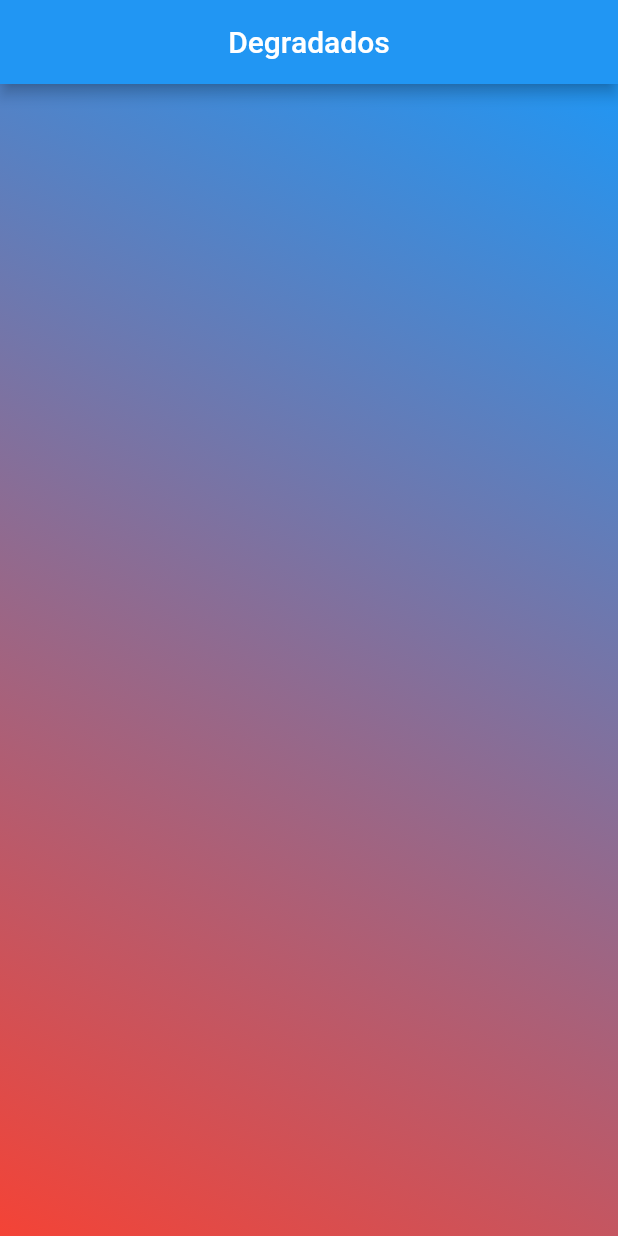
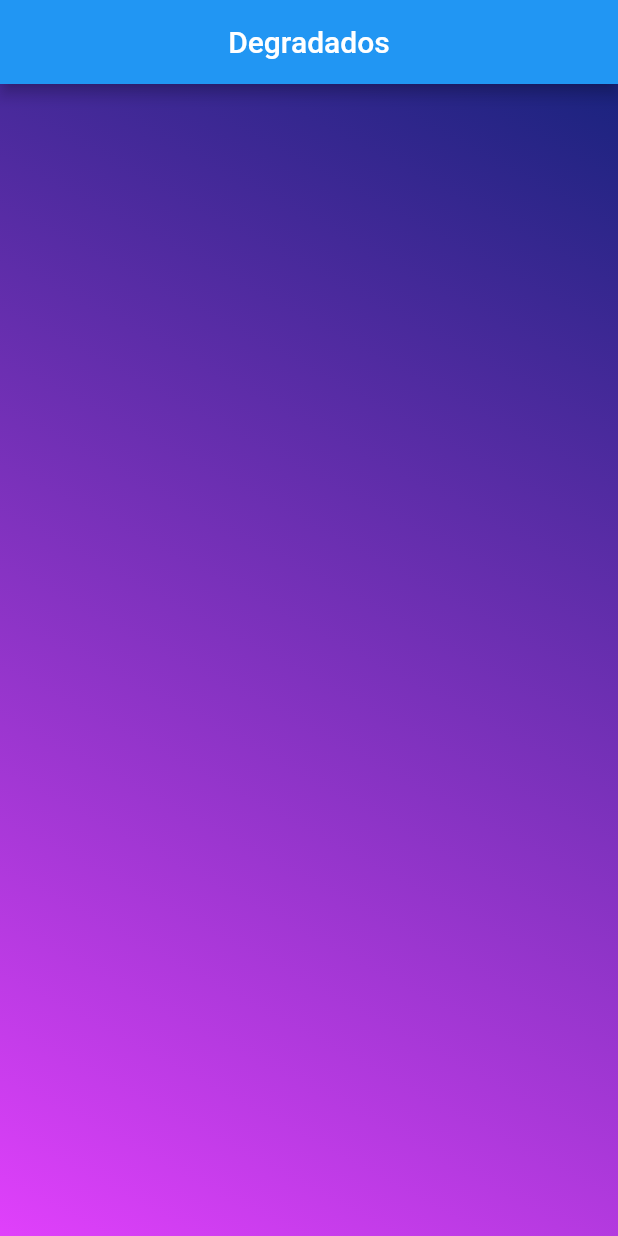
Before and after one commit to ChristianPineda/utest, a Flutter app: the screen it shows after launch, on a phone screen of 412 x 824 dp. Run offline on Flutter 3.47's test engine with Material 2 defaults, Android fonts, the light colour scheme and no system bars.

Commit message:
Modificación de colores

```diff
--- a/lib/web_components/home_page.dart
+++ b/lib/web_components/home_page.dart
@@ -9,6 +9,7 @@ class MyHomePage extends StatelessWidget {
           child: Text('Degradados'),
         )
       ),
+
       body: Center(
         child: Container(
           decoration: BoxDecoration(
@@ -16,8 +17,8 @@ class MyHomePage extends StatelessWidget {
               begin: Alignment.topRight,
               end: Alignment.bottomLeft,
               colors: [
-                Colors.blue,
-                Colors.red,
+                Colors.indigo.shade900,
+                Colors.purpleAccent,
               ],
             )
           ),
```
